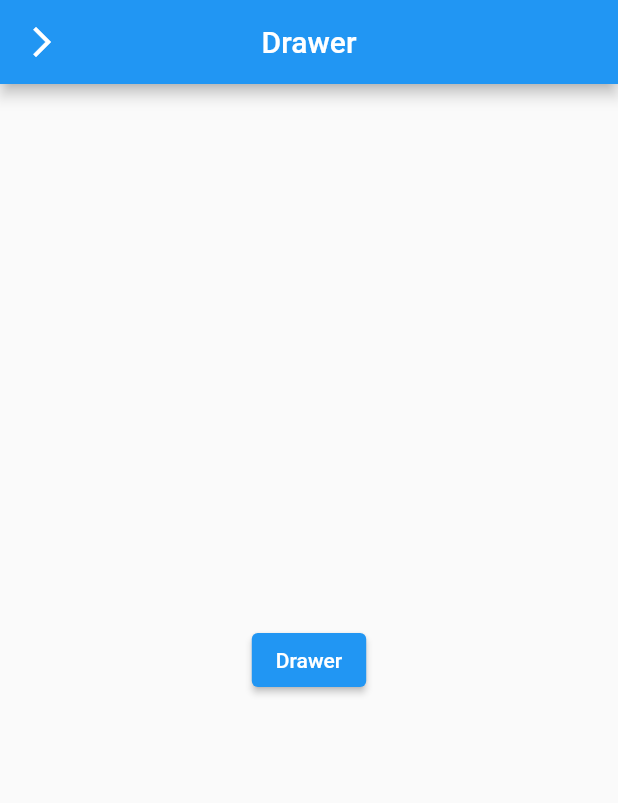
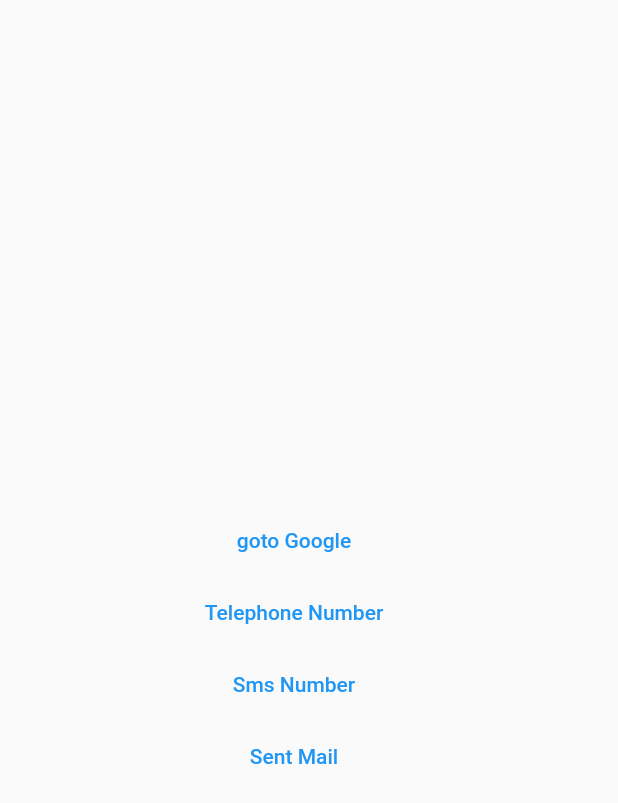
Before and after one commit to sadman-ichha/Flutter-Learing, a Flutter app: the screen it shows after launch, on a phone screen of 412 x 824 dp. Shown: the top 803 px of the screen. Run offline on Flutter 3.47's test engine with Material 2 defaults, Android fonts, the phone set to English and light mode, and no system bars; our stand-ins replace fluttertoast, rive.

Commit message:
UrlLauncher

```diff
--- a/lib/main.dart
+++ b/lib/main.dart
@@ -2,8 +2,7 @@
 
 import 'package:flutter/material.dart';
 
-
-import 'widgets/drawer.dart';
+import 'url_launcher.dart';
 
 void main() {
   runApp(MyApp());
@@ -15,7 +14,7 @@ class MyApp extends StatelessWidget {
   @override
   Widget build(BuildContext context) {
     return MaterialApp(
-      home: DrawerWidget(),
+      home: UrlLauncher(),
     );
   }
 }
--- /dev/null
+++ b/lib/url_launcher.dart
@@ -0,0 +1,46 @@
+import 'package:flutter/material.dart';
+import 'package:url_launcher/url_launcher.dart';
+import 'package:url_launcher/url_launcher_string.dart';
+
+class UrlLauncher extends StatelessWidget {
+  final Uri googleUrl = Uri.parse('https://www.google.com/');
+  final Uri telephoneNum = Uri.parse("tel:0174762134");
+  final Uri sms = Uri.parse("sms:0174762134?body=hi,this is UrlLauncher");
+  final Uri mail = Uri.parse("mailto:sadmanichha@gmail.com");
+
+  @override
+  Widget build(BuildContext context) {
+    return Scaffold(
+      body: Padding(
+        padding: EdgeInsets.only(top: 40.0, right: 20),
+        child: Center(
+          child: Column(
+            mainAxisAlignment: MainAxisAlignment.center,
+            children: [
+              TextButton(
+                  onPressed: () {
+                    launchUrl(googleUrl);
+                  },
+                  child: Text("goto Google")),
+              TextButton(
+                  onPressed: () {
+                    launchUrl(telephoneNum);
+                  },
+                  child: Text("Telephone Number")),
+              TextButton(
+                  onPressed: () {
+                    launchUrl(sms);
+                  },
+                  child: Text("Sms Number")),
+              TextButton(
+                  onPressed: () {
+                    launchUrl(mail);
+                  },
+                  child: Text("Sent Mail")),
+            ],
+          ),
+        ),
+      ),
+    );
+  }
+}
--- a/pubspec.yaml
+++ b/pubspec.yaml
@@ -32,6 +32,7 @@ dependencies:
   image_picker: ^0.8.6
   fluttertoast: ^8.1.1
   rive: ^0.9.1
+  url_launcher: ^6.1.6
 
 
   # The following adds the Cupertino Icons font to your application.
```
Also changed, not shown: lib/widgets/avater.dart (deleted), pubspec.lock, 7 other files.
